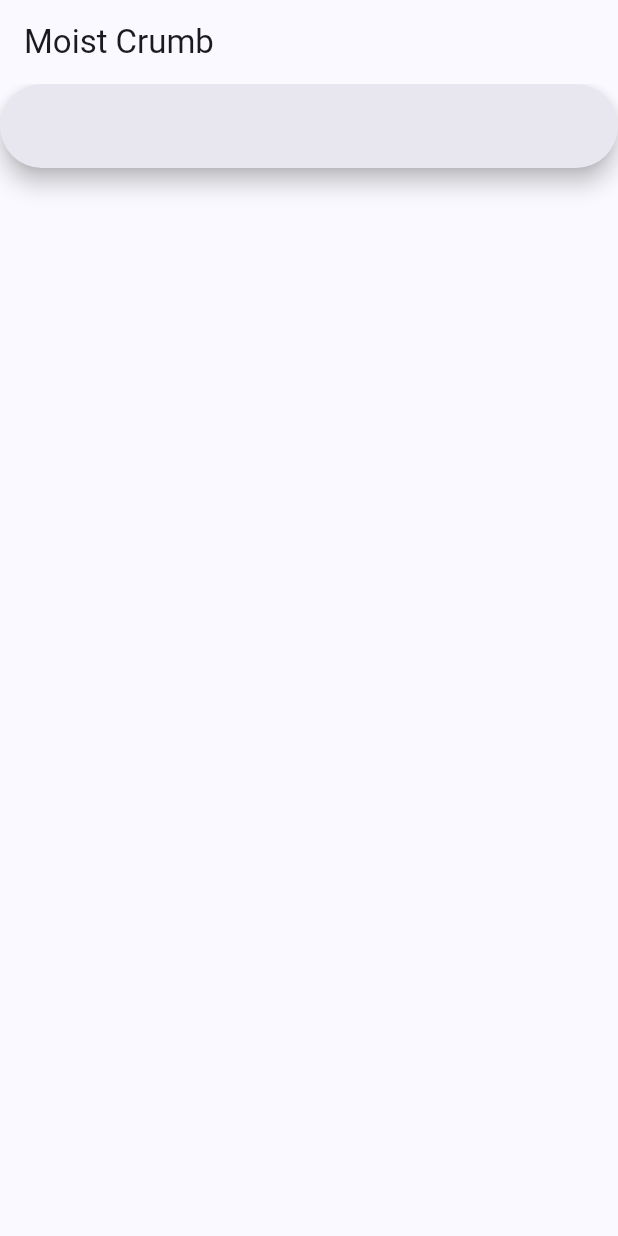
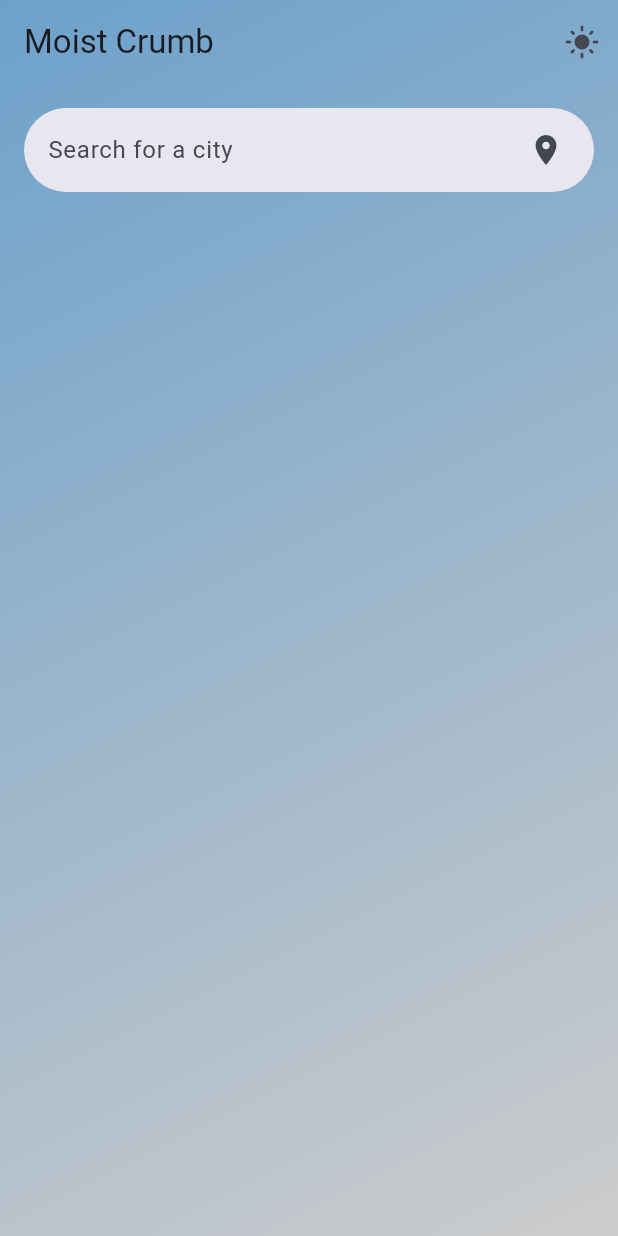
Before and after one commit to oltea-negru/moist-crumb, a Flutter app: the screen it shows after launch, on a phone screen of 412 x 824 dp. Run offline on Flutter 3.47's test engine with Material 3 defaults, Android fonts, the phone set to English and light mode, and no system bars; our stand-ins replace flutter_bloc, flutter_dotenv, freezed_annotation.

Commit message:
chore: fetch icon and display main container

```diff
--- a/lib/features/weather_forecast/models/weather_data.dart
+++ b/lib/features/weather_forecast/models/weather_data.dart
@@ -12,6 +12,8 @@ class WeatherData with _$WeatherData {
     required String icon,
   }) = _WeatherData;
 
+  const WeatherData._();
+
   factory WeatherData.fromJson(Map<String, dynamic> json) => _$WeatherDataFromJson(json);
   factory WeatherData.fromOpenWeatherJson(Map<String, dynamic> json) => _$WeatherDataFromJson(
     {
@@ -24,4 +26,6 @@ class WeatherData with _$WeatherData {
 
   @override
   Map<String, dynamic> toJson() => _$$WeatherDataImplToJson(this as _$WeatherDataImpl);
+
+  String? get iconUrl => 'https://openweathermap.org/img/wn/10d@2x.png';
 }
--- a/lib/features/weather_forecast/views/pages/home_page.dart
+++ b/lib/features/weather_forecast/views/pages/home_page.dart
@@ -14,36 +14,138 @@ class _HomePageState extends State<HomePage> {
 
   @override
   Widget build(BuildContext context) {
+    double height = MediaQuery.of(context).size.height;
+    double width = MediaQuery.of(context).size.width;
     return Scaffold(
-      appBar: AppBar(title: const Text("Moist Crumb")),
-      body: BlocProvider(
+      body: Container(
+        decoration: const BoxDecoration(
+          gradient: LinearGradient(
+            begin: Alignment.topLeft,
+            end: Alignment.bottomRight,
+            colors: [
+              Color.fromARGB(255, 109, 161, 203),
+              Color.fromARGB(255, 204, 204, 204),
+            ],
+          ),
+        ),
+        child: Column(
+          children: [
+            AppBar(
+              backgroundColor: Colors.transparent,
+              elevation: 0,
+              title: const Row(children: [Text("Moist Crumb")]),
+              actions: [
+                IconButton(
+                  onPressed: () {},
+                  icon: const Icon(Icons.light_mode),
+                ),
+              ],
+            ),
+            Expanded(
+              child: BlocProvider(
                 create: (context) => HomePageCubit(),
                 child: BlocBuilder<HomePageCubit, HomePageState>(
                   builder: (context, state) {
-            return Column(
+                    return SafeArea(
+                      minimum: const EdgeInsets.all(16),
+                      child: Column(
+                        spacing: 16,
                         children: [
                           SearchBar(
+                            elevation: WidgetStateProperty.all(0),
+                            hintText: 'Search for a city',
                             controller: controller,
-                  onChanged: (value) => setState(() {
-                    controller.text = value;
-                  }),
-                  onSubmitted: (value) =>
-                      context.read<HomePageCubit>().getWeather(controller.text),
+                            onSubmitted: (value) {
+                              context.read<HomePageCubit>().getWeather(
+                                controller.text,
+                              );
+                              controller.clear();
+                            },
+                            trailing: [
+                              IconButton(
+                                onPressed: () {},
+                                icon: const Icon(Icons.location_on),
+                              ),
+                            ],
                           ),
                           BlocBuilder<HomePageCubit, HomePageState>(
                             builder: (context, state) {
                               return state.when(
                                 initial: () => const SizedBox.shrink(),
-                      loading: (city) =>
-                          const Center(child: CircularProgressIndicator()),
-                      loaded: (city, weatherData) => Text(weatherData.city),
-                      error: (city, message, previousData) => Text(message),
+                                loading: (city) => const Center(
+                                  child: CircularProgressIndicator(),
+                                ),
+                                error: (city, message, previousData) =>
+                                    Text(message),
+                                loaded: (city, weatherData) => Expanded(
+                                  child: Container(
+                                    decoration: BoxDecoration(
+                                      color: Colors.white.withValues(
+                                        alpha: 0.5,
+                                      ),
+                                      boxShadow: [
+                                        BoxShadow(
+                                          color: Colors.white.withValues(
+                                            alpha: 0.8,
+                                          ),
+                                          blurRadius: 30,
+                                        ),
+                                      ],
+                                      borderRadius: BorderRadius.circular(18),
+                                      border: Border.all(
+                                        color: const Color.fromARGB(
+                                          255,
+                                          237,
+                                          241,
+                                          250,
+                                        ),
+                                        width: 1,
+                                      ),
+                                    ),
+                                    width: width,
+                                    child: Column(
+                                      spacing: 16,
+                                      children: [
+                                        Text(
+                                          weatherData.city,
+                                          style: Theme.of(
+                                            context,
+                                          ).textTheme.titleLarge,
+                                        ),
+                                        weatherData.iconUrl != null
+                                            ? Image.network(
+                                                weatherData.iconUrl!,
+                                                width: 80,
+                                                height: 80,
+                                                fit: BoxFit.cover,
+                                                // You can add loading/error builders if you wish
+                                              )
+                                            : const SizedBox.shrink(),
+                                        Text(
+                                          weatherData.temperature.toString(),
+                                          style: Theme.of(
+                                            context,
+                                          ).textTheme.headlineLarge,
+                                        ),
+                                        SizedBox(
+                                          width: width * 0.8,
+                                          child: const Divider(),
+                                        ),
+                                      ],
+                                    ),
+                                  ),
+                                ),
                               );
                             },
                           ),
                         ],
+                      ),
                     );
                   },
+                ),
+              ),
+            ),
+          ],
         ),
       ),
     );
```
Also changed, not shown: lib/features/weather_forecast/models/weather_data.freezed.dart. Lines whose indentation alone changed are shown as unchanged.
